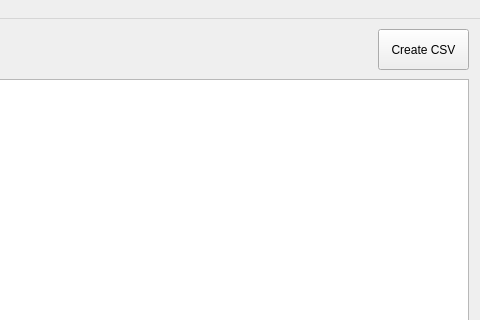
Old version of the form inventorywindow.ui in the repository EtoDrowsy/CS499; both pictures show x 552 to 1032 and y 0 to 320 of the 1032 by 600 pixel window.
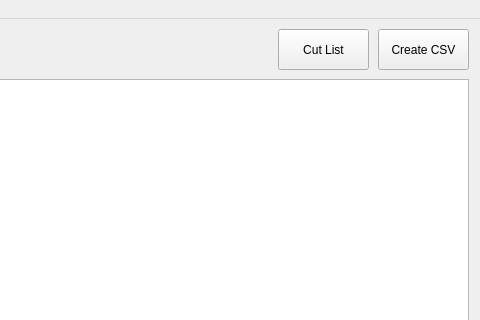
New version of the form.

Diff of the .ui file:
```diff
--- a/inventorywindow.ui
+++ b/inventorywindow.ui
@@ -85,6 +85,19 @@
      <string>Create CSV</string>
     </property>
    </widget>
+   <widget class="QPushButton" name="pushButton">
+    <property name="geometry">
+     <rect>
+      <x>830</x>
+      <y>10</y>
+      <width>91</width>
+      <height>41</height>
+     </rect>
+    </property>
+    <property name="text">
+     <string>Cut List</string>
+    </property>
+   </widget>
   </widget>
   <widget class="QMenuBar" name="menubar">
    <property name="geometry">
```
